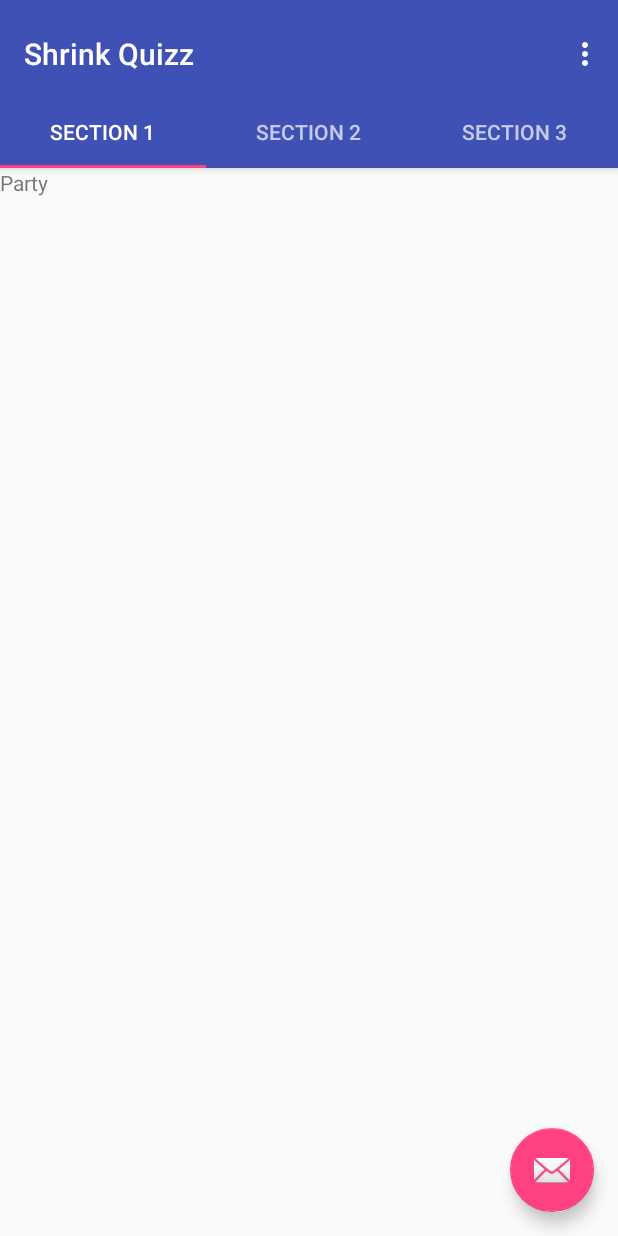
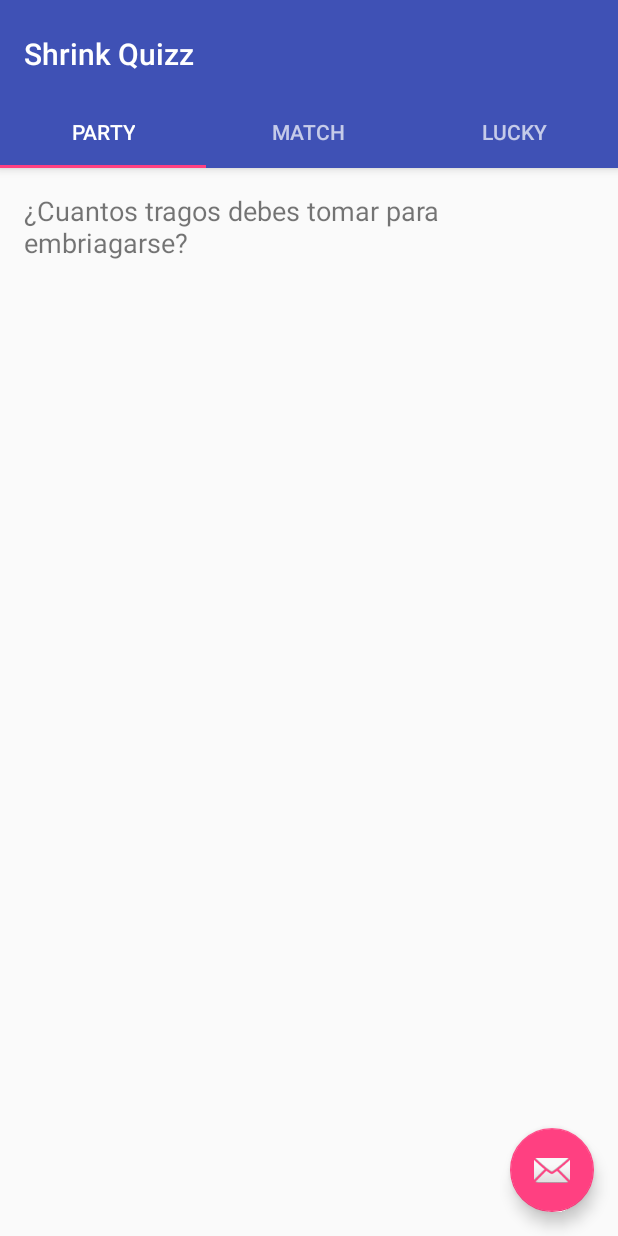
Before and after one commit to Riemsianne/ShrinkQuizz, an Android app: the screen it shows after launch (MainActivity), on a phone screen of 412 x 824 dp. Run offline under Robolectric (Android 15) with nearby library versions, the phone set to English and light mode, and no system bars.

Commit message:
fouth commit

```diff
--- a/app/src/main/java/cl/riemsianne/shrinkquizz/SectionsPagerAdapter.java
+++ b/app/src/main/java/cl/riemsianne/shrinkquizz/SectionsPagerAdapter.java
@@ -37,11 +37,11 @@ public class SectionsPagerAdapter extends FragmentPagerAdapter {
     public CharSequence getPageTitle(int position) {
         switch (position) {
             case 0:
-                return "SECTION 1";
+                return "Party";
             case 1:
-                return "SECTION 2";
+                return "Match";
             case 2:
-                return "SECTION 3";
+                return "Lucky";
         }
         return null;
     }
--- a/app/src/main/res/layout/fragment_party.xml
+++ b/app/src/main/res/layout/fragment_party.xml
@@ -1,13 +1,23 @@
-<FrameLayout xmlns:android="http://schemas.android.com/apk/res/android"
+<LinearLayout xmlns:android="http://schemas.android.com/apk/res/android"
     xmlns:tools="http://schemas.android.com/tools"
     android:layout_width="match_parent"
     android:layout_height="match_parent"
+    android:orientation="vertical"
+    android:padding="16dp"
     tools:context="cl.riemsianne.shrinkquizz.PartyFragment">
 
     <!-- TODO: Update blank fragment layout -->
     <TextView
         android:layout_width="match_parent"
         android:layout_height="match_parent"
-        android:text="Party" />
+        android:textSize="18sp"
+        android:text="¿Cuantos tragos debes tomar para embriagarse?" />
 
-</FrameLayout>
+    <RadioGroup
+        android:layout_width="wrap_content"
+        android:layout_height="match_parent">
+
+
+
+    </RadioGroup>
+</LinearLayout>
--- a/app/src/main/res/menu/menu_main.xml
+++ /dev/null
@@ -1,10 +0,0 @@
-<menu xmlns:android="http://schemas.android.com/apk/res/android"
-    xmlns:app="http://schemas.android.com/apk/res-auto"
-    xmlns:tools="http://schemas.android.com/tools"
-    tools:context="cl.riemsianne.shrinkquizz.MainActivity">
-    <item
-        android:id="@+id/action_settings"
-        android:orderInCategory="100"
-        android:title="@string/action_settings"
-        app:showAsAction="never" />
-</menu>
```
Also changed, not shown: app/src/main/java/cl/riemsianne/shrinkquizz/MainActivity.java (+1 -37 lines), app/src/main/res/layout/fragment_main.xml (deleted, +0 -16 lines).
